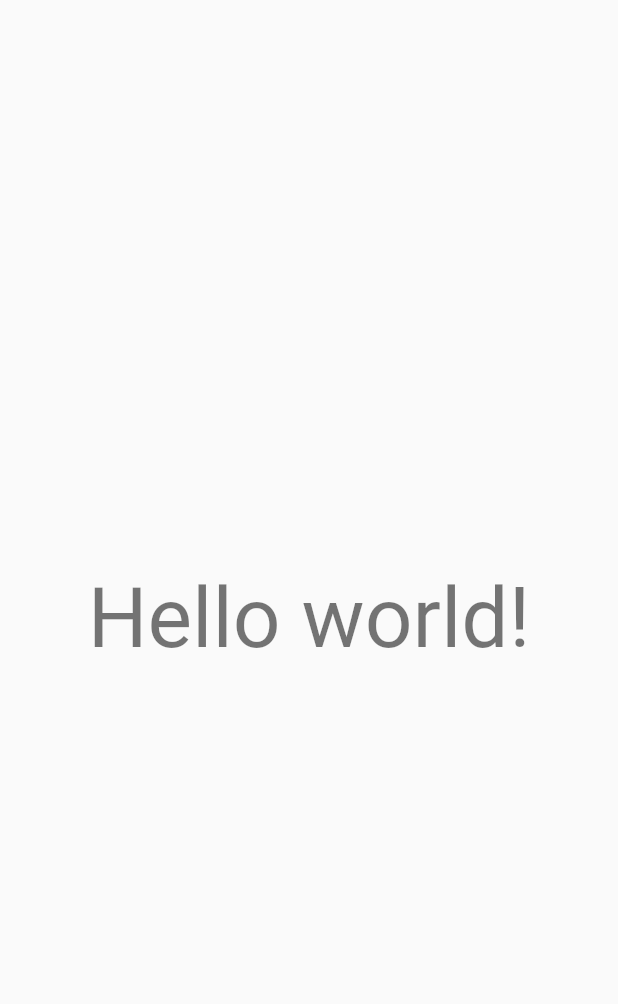
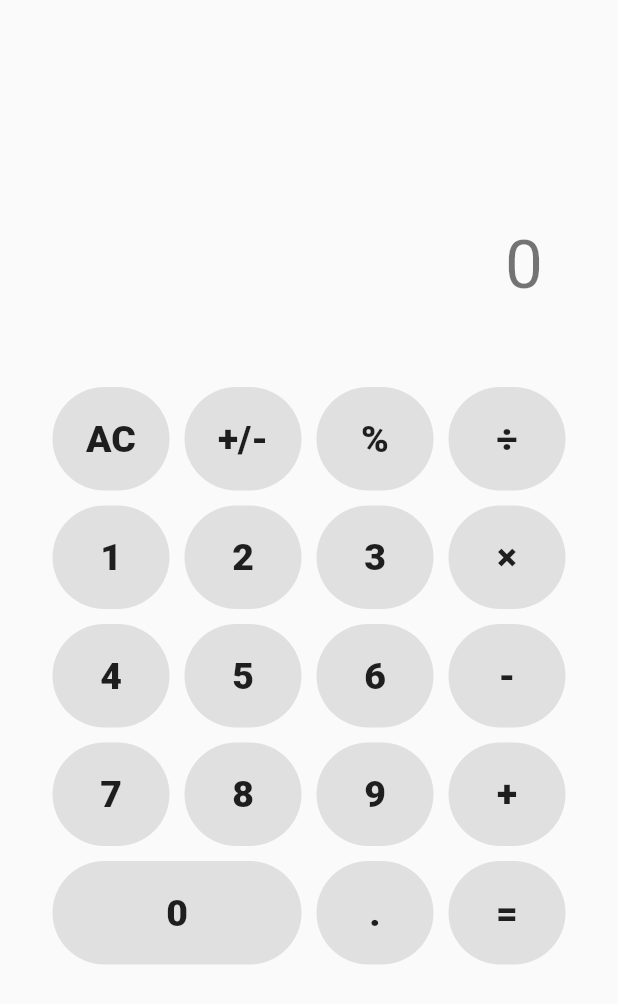
Before and after one commit to hsh2001/flutter-calcurator, a Flutter app: the screen it shows after launch, on a phone screen of 412 x 824 dp. Shown: the top 1004 px of the screen. Run offline on Flutter 3.47's test engine with Material 2 defaults, Android fonts, the phone set to English and light mode, and no system bars; our stand-ins replace math_expressions.

Commit message:
Initial commit

```diff
--- /dev/null
+++ b/lib/App.dart
@@ -0,0 +1,12 @@
+import 'package:flutter/material.dart';
+import 'Calculator.dart';
+
+class App extends StatelessWidget {
+  @override
+  Widget build(BuildContext context) {
+    return MaterialApp(
+      theme: ThemeData(primaryColor: Colors.orange),
+      home: Calculator(),
+    );
+  }
+}
--- /dev/null
+++ b/lib/Calculator.dart
@@ -0,0 +1,247 @@
+import 'package:flutter/material.dart';
+import 'package:math_expressions/math_expressions.dart';
+
+import 'Result.dart';
+import 'NumberButton.dart';
+
+class Calculator extends StatefulWidget {
+  @override
+  _CalculatorState createState() => _CalculatorState();
+}
+
+class _CalculatorState extends State<Calculator> {
+  String _result = '0';
+
+  @override
+  Widget build(BuildContext context) {
+    return Scaffold(
+      body: Center(
+        child: Container(
+          constraints: BoxConstraints(maxWidth: 600),
+          child: Column(
+            children: <Widget>[
+              Result(result: _result),
+              Container(
+                padding: EdgeInsets.symmetric(vertical: 0, horizontal: 30),
+                child: Column(
+                  children: [
+                    Row(
+                      children: [
+                        Expanded(
+                          child: NumberButton(
+                            displayNumber: 'AC',
+                            onTap: () {
+                              setState(() {
+                                _result = '0';
+                              });
+                            },
+                          ),
+                        ),
+                        Expanded(
+                          child: NumberButton(
+                            displayNumber: '+/-',
+                            onTap: () {
+                              setState(() {
+                                _result = '${-int.parse(_result)}';
+                              });
+                            },
+                          ),
+                        ),
+                        Expanded(
+                          child: NumberButton(
+                            displayNumber: '%',
+                            onTap: () {
+                              setState(() {
+                                try {
+                                  double resultInt = double.parse(_result);
+
+                                  if (resultInt == 0) {
+                                    return;
+                                  }
+
+                                  _result = '${resultInt / 100}';
+                                } catch (e) {}
+                              });
+                            },
+                          ),
+                        ),
+                        Expanded(
+                          child: NumberButton(
+                            displayNumber: '÷',
+                            onTap: () {
+                              _typeResult('÷');
+                            },
+                          ),
+                        ),
+                      ],
+                    ),
+                    Row(
+                      children: [
+                        Expanded(
+                          child: NumberButton(
+                            displayNumber: '1',
+                            onTap: () {
+                              _typeResult('1');
+                            },
+                          ),
+                        ),
+                        Expanded(
+                          child: NumberButton(
+                            displayNumber: '2',
+                            onTap: () {
+                              _typeResult('2');
+                            },
+                          ),
+                        ),
+                        Expanded(
+                          child: NumberButton(
+                            displayNumber: '3',
+                            onTap: () {
+                              _typeResult('3');
+                            },
+                          ),
+                        ),
+                        Expanded(
+                          child: NumberButton(
+                            displayNumber: '×',
+                            onTap: () {
+                              _typeResult('×');
+                            },
+                          ),
+                        ),
+                      ],
+                    ),
+                    Row(
+                      children: [
+                        Expanded(
+                          child: NumberButton(
+                            displayNumber: '4',
+                            onTap: () {
+                              _typeResult('4');
+                            },
+                          ),
+                        ),
+                        Expanded(
+                          child: NumberButton(
+                            displayNumber: '5',
+                            onTap: () {
+                              _typeResult('5');
+                            },
+                          ),
+                        ),
+                        Expanded(
+                          child: NumberButton(
+                            displayNumber: '6',
+                            onTap: () {
+                              _typeResult('6');
+                            },
+                          ),
+                        ),
+                        Expanded(
+                          child: NumberButton(
+                            displayNumber: '-',
+                            onTap: () {
+                              _typeResult('-');
+                            },
+                          ),
+                        ),
+                      ],
+                    ),
+                    Row(
+                      children: [
+                        Expanded(
+                          child: NumberButton(
+                            displayNumber: '7',
+                            onTap: () {
+                              _typeResult('7');
+                            },
+                          ),
+                        ),
+                        Expanded(
+                          child: NumberButton(
+                            displayNumber: '8',
+                            onTap: () {
+                              _typeResult('8');
+                            },
+                          ),
+                        ),
+                        Expanded(
+                          child: NumberButton(
+                            displayNumber: '9',
+                            onTap: () {
+                              _typeResult('9');
+                            },
+                          ),
+                        ),
+                        Expanded(
+                          child: NumberButton(
+                            displayNumber: '+',
+                            onTap: () {
+                              _typeResult('+');
+                            },
+                          ),
+                        ),
+                      ],
+                    ),
+                    Row(
+                      children: [
+                        Expanded(
+                          flex: 2,
+                          child: NumberButton(
+                            displayNumber: '0',
+                            onTap: () {
+                              _typeResult('0');
+                            },
+                          ),
+                        ),
+                        Expanded(
+                          child: NumberButton(
+                            displayNumber: '.',
+                            onTap: () {
+                              _typeResult('.');
+                            },
+                          ),
+                        ),
+                        Expanded(
+                          child: NumberButton(
+                            displayNumber: '=',
+                            onTap: () {
+                              _calculateResult();
+                            },
+                          ),
+                        )
+                      ],
+                    ),
+                  ],
+                ),
+              ),
+            ],
+          ),
+        ),
+      ),
+    );
+  }
+
+  _typeResult(String text) {
+    setState(() {
+      if (_result == '0') {
+        _result = text;
+      } else {
+        _result = _result + text;
+      }
+    });
+  }
+
+  _calculateResult() {
+    setState(() {
+      String resultForRun = _result.replaceAll('×', '*').replaceAll('÷', '/');
+      final parser = new Parser();
+
+      _result = parser
+          .parse(resultForRun)
+          .evaluate(EvaluationType.REAL, null)
+          .toString()
+          .replaceFirst(RegExp("(\\.0)\$"), '');
+    });
+  }
+}
--- /dev/null
+++ b/lib/NumberButton.dart
@@ -0,0 +1,37 @@
+import 'package:flutter/material.dart';
+
+class NumberButton extends StatefulWidget {
+  final void Function() onTap;
+  final String displayNumber;
+
+  NumberButton({Key key, this.onTap, this.displayNumber}) : super(key: key);
+
+  @override
+  _NumberButtonState createState() => _NumberButtonState();
+}
+
+class _NumberButtonState extends State<NumberButton> {
+  @override
+  Widget build(BuildContext context) {
+    return GestureDetector(
+      onTap: widget.onTap,
+      child: Container(
+        padding: EdgeInsets.all(20),
+        margin: EdgeInsets.all(5),
+        decoration: BoxDecoration(
+          color: Colors.grey[300],
+          borderRadius: BorderRadius.circular(1000),
+        ),
+        child: Center(
+          child: Text(
+            '${widget.displayNumber}',
+            style: TextStyle(
+              fontWeight: FontWeight.w800,
+              fontSize: 25,
+            ),
+          ),
+        ),
+      ),
+    );
+  }
+}
--- /dev/null
+++ b/lib/Result.dart
@@ -0,0 +1,27 @@
+import 'package:flutter/material.dart';
+
+class Result extends StatefulWidget {
+  final String result;
+
+  Result({Key key, this.result}) : super(key: key);
+
+  @override
+  _ResultState createState() => _ResultState();
+}
+
+class _ResultState extends State<Result> {
+  @override
+  Widget build(BuildContext context) {
+    return Container(
+      width: double.infinity,
+      padding: EdgeInsets.all(50),
+      margin: EdgeInsets.fromLTRB(0, 100, 0, 0),
+      child: Text(
+        widget.result,
+        textAlign: TextAlign.right,
+        style: Theme.of(context).textTheme.headline3,
+        overflow: TextOverflow.ellipsis,
+      ),
+    );
+  }
+}
--- a/lib/main.dart
+++ b/lib/main.dart
@@ -1,21 +1,4 @@
 import 'package:flutter/material.dart';
+import 'App.dart';
 
-void main() => runApp(MyApp());
-
-class MyApp extends StatelessWidget {
-  @override
-  Widget build(BuildContext context) {
-    return MaterialApp(
-      title: 'Hello flutter',
-      theme: ThemeData(primaryColor: Colors.blue),
-      home: Scaffold(
-        body: Center(
-          child: Text(
-            'Hello world!',
-            style: Theme.of(context).textTheme.headline2,
-          ),
-        ),
-      ),
-    );
-  }
-}
+void main() => runApp(App());
--- a/pubspec.yaml
+++ b/pubspec.yaml
@@ -28,6 +28,7 @@ dependencies:
   # The following adds the Cupertino Icons font to your application.
   # Use with the CupertinoIcons class for iOS style icons.
   cupertino_icons: ^1.0.2
+  math_expressions: ^2.1.1
 
 dev_dependencies:
   flutter_test:
```
Also changed, not shown: pubspec.lock.
